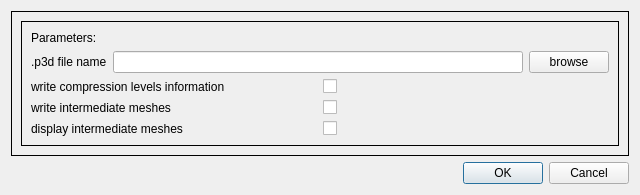
First picture: the form in Visualization/PluginFilters/decompression_valence/Dialogs/DialogDecompressionValence1.ui, repository MEPP-team/MEPP2, before the edit.
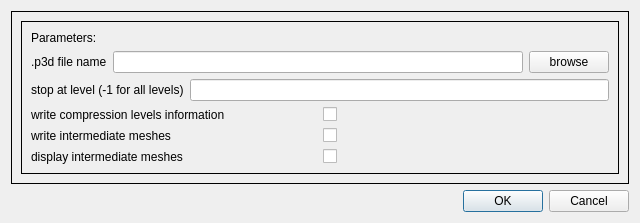
Second picture: the form after the edit.

Commit message: Fix issue #452 "Decompression Valence filter: allow decompressing mesh until a given level"

```diff
--- a/Visualization/PluginFilters/decompression_valence/Dialogs/DialogDecompressionValence1.ui
+++ b/Visualization/PluginFilters/decompression_valence/Dialogs/DialogDecompressionValence1.ui
@@ -69,7 +69,7 @@
            <item>
             <widget class="QLabel" name="label_2nd_param">
              <property name="text">
-              <string>write compression levels information</string>
+              <string>stop at level (-1 for all levels)</string>
              </property>
              <property name="alignment">
               <set>Qt::AlignLeft | Qt::AlignVCenter</set>
@@ -77,7 +77,7 @@
             </widget>
            </item>
            <item>
-            <widget class="QCheckBox" name="write_information"/>
+            <widget class="QLineEdit" name="stop_level"/>
            </item>
           </layout>
          </item>
@@ -87,7 +87,7 @@
            <item>
             <widget class="QLabel" name="label_3rd_param">
              <property name="text">
-              <string>write intermediate meshes</string>
+              <string>write compression levels information</string>
              </property>
              <property name="alignment">
               <set>Qt::AlignLeft | Qt::AlignVCenter</set>
@@ -95,7 +95,7 @@
             </widget>
            </item>
            <item>
-            <widget class="QCheckBox" name="write_intermediate_meshes"/>
+            <widget class="QCheckBox" name="write_information"/>
            </item>
           </layout>
          </item>
@@ -104,6 +104,24 @@
           <layout class="QHBoxLayout" name="horizontalLayout_4th_param">
            <item>
             <widget class="QLabel" name="label_4th_param">
+             <property name="text">
+              <string>write intermediate meshes</string>
+             </property>
+             <property name="alignment">
+              <set>Qt::AlignLeft | Qt::AlignVCenter</set>
+             </property>
+            </widget>
+           </item>
+           <item>
+            <widget class="QCheckBox" name="write_intermediate_meshes"/>
+           </item>
+          </layout>
+         </item>
+         <!-- 5th parameter -->
+         <item>
+          <layout class="QHBoxLayout" name="horizontalLayout_5th_param">
+           <item>
+            <widget class="QLabel" name="label_5th_param">
              <property name="text">
               <string>display intermediate meshes</string>
              </property>
```
The commit also changes 6 other files.
